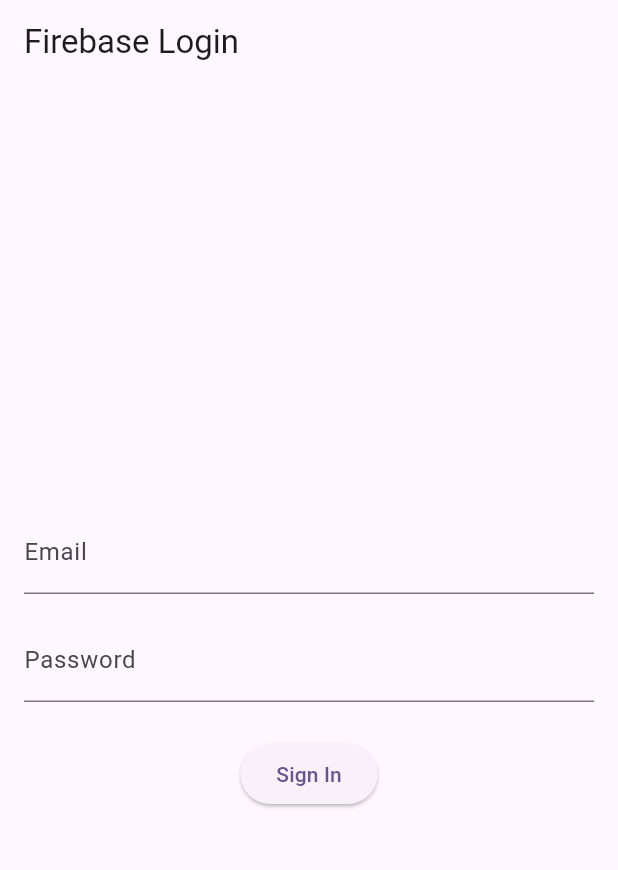
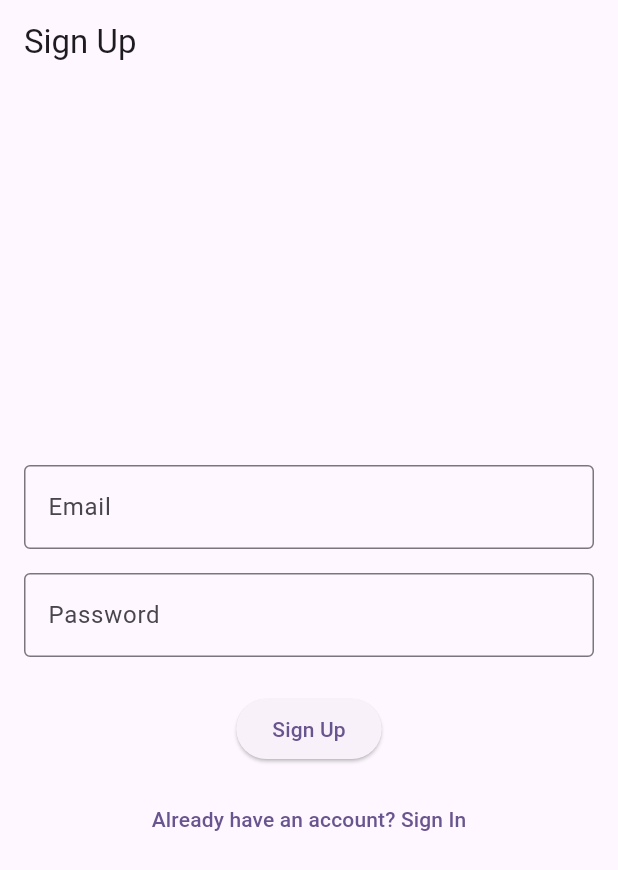
Before and after one commit to Masumraj1/firebase_auth, a Flutter app: the screen it shows after launch, on a phone screen of 412 x 824 dp. Shown: the top 870 px of the screen. Run offline on Flutter 3.47's test engine with Material 3 defaults, Android fonts, the phone set to English and light mode, and no system bars; our stand-ins replace firebase_auth, firebase_core; accounts and stored records are empty.

Commit message:
firebase sign up complete

```diff
--- a/lib/login_screen.dart
+++ b/lib/login_screen.dart
@@ -1,31 +1,100 @@
+// import 'package:firebase_auth/firebase_auth.dart';
+// import 'package:flutter/material.dart';
+//
+// class LoginScreen extends StatefulWidget {
+//   const LoginScreen({super.key});
+//
+//   @override
+//   State<LoginScreen> createState() => _LoginScreenState();
+// }
+//
+// class _LoginScreenState extends State<LoginScreen> {
+//   final TextEditingController emailController = TextEditingController();
+//   final TextEditingController passwordController = TextEditingController();
+//   final FirebaseAuth _auth = FirebaseAuth.instance;
+//
+//   Future<void> signIn() async {
+//     try {
+//       await _auth.signInWithEmailAndPassword(
+//         email: emailController.text.trim(),
+//         password: passwordController.text.trim(),
+//       );
+//       ScaffoldMessenger.of(context).showSnackBar(
+//         SnackBar(content: Text('Login Successful')),
+//       );
+//     } catch (e) {
+//       print(e);
+//       ScaffoldMessenger.of(context).showSnackBar(
+//         SnackBar(content: Text('Login Failed')),
+//       );
+//     }
+//   }
+//
+//   @override
+//   Widget build(BuildContext context) {
+//     return Scaffold(
+//       appBar: AppBar(
+//         title: Text('Firebase Login'),
+//       ),
+//       body: Padding(
+//         padding: const EdgeInsets.all(16.0),
+//         child: Column(
+//           mainAxisAlignment: MainAxisAlignment.center,
+//           children: [
+//             TextField(
+//               controller: emailController,
+//               decoration: const InputDecoration(labelText: 'Email'),
+//             ),
+//             const SizedBox(height: 16),
+//             TextField(
+//               controller: passwordController,
+//               decoration: const InputDecoration(labelText: 'Password'),
+//               obscureText: true,
+//             ),
+//             const SizedBox(height: 24),
+//             ElevatedButton(
+//               onPressed: signIn,
+//               child: const Text('Sign In'),
+//             ),
+//           ],
+//         ),
+//       ),
+//     );
+//   }
+// }
+
+
+
 import 'package:firebase_auth/firebase_auth.dart';
 import 'package:flutter/material.dart';
 
-class LoginScreen extends StatefulWidget {
-  const LoginScreen({super.key});
+class SignUpScreen extends StatefulWidget {
+  const SignUpScreen({super.key});
 
   @override
-  State<LoginScreen> createState() => _LoginScreenState();
+  State<SignUpScreen> createState() => _SignUpScreenState();
 }
 
-class _LoginScreenState extends State<LoginScreen> {
+class _SignUpScreenState extends State<SignUpScreen> {
   final TextEditingController emailController = TextEditingController();
   final TextEditingController passwordController = TextEditingController();
   final FirebaseAuth _auth = FirebaseAuth.instance;
 
-  Future<void> signIn() async {
+  Future<void> signUp() async {
     try {
-      await _auth.signInWithEmailAndPassword(
+      await _auth.createUserWithEmailAndPassword(
         email: emailController.text.trim(),
         password: passwordController.text.trim(),
       );
       ScaffoldMessenger.of(context).showSnackBar(
-        SnackBar(content: Text('Login Successful')),
+        SnackBar(content: Text('Account Created Successfully')),
       );
+      // After signup, navigate to another page or home
+      // Navigator.pushReplacement(context, MaterialPageRoute(builder: (context) => HomeScreen()));
     } catch (e) {
       print(e);
       ScaffoldMessenger.of(context).showSnackBar(
-        SnackBar(content: Text('Login Failed')),
+        SnackBar(content: Text('Sign Up Failed: ${e.toString()}')),
       );
     }
   }
@@ -34,7 +103,7 @@ class _LoginScreenState extends State<LoginScreen> {
   Widget build(BuildContext context) {
     return Scaffold(
       appBar: AppBar(
-        title: Text('Firebase Login'),
+        title: const Text('Sign Up'),
       ),
       body: Padding(
         padding: const EdgeInsets.all(16.0),
@@ -43,18 +112,31 @@ class _LoginScreenState extends State<LoginScreen> {
           children: [
             TextField(
               controller: emailController,
-              decoration: const InputDecoration(labelText: 'Email'),
+              decoration: const InputDecoration(
+                labelText: 'Email',
+                border: OutlineInputBorder(),
+              ),
             ),
             const SizedBox(height: 16),
             TextField(
               controller: passwordController,
-              decoration: const InputDecoration(labelText: 'Password'),
               obscureText: true,
+              decoration: const InputDecoration(
+                labelText: 'Password',
+                border: OutlineInputBorder(),
+              ),
             ),
             const SizedBox(height: 24),
             ElevatedButton(
-              onPressed: signIn,
-              child: const Text('Sign In'),
+              onPressed: signUp,
+              child: const Text('Sign Up'),
+            ),
+            const SizedBox(height: 12),
+            TextButton(
+              onPressed: () {
+                Navigator.pop(context); // Go back to SignInScreen
+              },
+              child: const Text('Already have an account? Sign In'),
             ),
           ],
         ),
--- a/lib/main.dart
+++ b/lib/main.dart
@@ -35,7 +35,7 @@ class MyApp extends StatelessWidget {
         colorScheme: ColorScheme.fromSeed(seedColor: Colors.deepPurple),
         useMaterial3: true,
       ),
-      home: const LoginScreen(),
+      home: const SignUpScreen(),
     );
   }
 }
```
